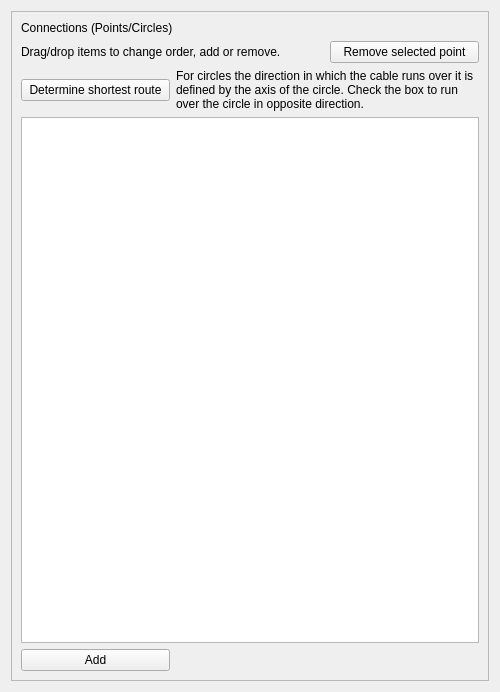
Above: guis/widget_connections.ui from RubendeBruin/DAVE before the change. Below: the same form after it.
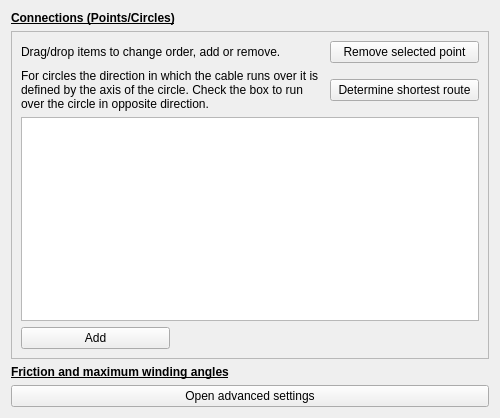
That is the form after the change. Custom widgets are drawn as their Qt base class.

Commit message: tests and fixes on friction and winding angle definitions

Patch:
```diff
--- a/guis/widget_connections.ui
+++ b/guis/widget_connections.ui
@@ -7,13 +7,26 @@
     <x>0</x>
     <y>0</y>
     <width>500</width>
-    <height>692</height>
+    <height>418</height>
    </rect>
   </property>
   <property name="windowTitle">
    <string>Form</string>
   </property>
   <layout class="QVBoxLayout" name="verticalLayout">
+   <item>
+    <widget class="QLabel" name="label_3">
+     <property name="text">
+      <string>&lt;html&gt;&lt;head/&gt;&lt;body&gt;&lt;p&gt;&lt;span style=&quot; font-weight:600; text-decoration: underline;&quot;&gt;Connections (Points/Circles)&lt;/span&gt;&lt;/p&gt;&lt;/body&gt;&lt;/html&gt;</string>
+     </property>
+     <property name="wordWrap">
+      <bool>true</bool>
+     </property>
+     <property name="indent">
+      <number>-1</number>
+     </property>
+    </widget>
+   </item>
    <item>
     <widget class="QFrame" name="frame">
      <property name="frameShape">
@@ -23,41 +36,44 @@
       <enum>QFrame::Raised</enum>
      </property>
      <layout class="QGridLayout" name="gridLayout">
-      <item row="3" column="1">
-       <widget class="QPushButton" name="pbSetShortestRoute">
-        <property name="text">
-         <string>Determine shortest route</string>
-        </property>
-       </widget>
-      </item>
-      <item row="5" column="1">
-       <widget class="QPushButton" name="pushButton">
-        <property name="text">
-         <string>Add</string>
-        </property>
-       </widget>
-      </item>
-      <item row="0" column="1" colspan="2">
-       <widget class="QLabel" name="label_3">
-        <property name="text">
-         <string>Connections (Points/Circles)</string>
-        </property>
-        <property name="wordWrap">
-         <bool>true</bool>
-        </property>
-        <property name="indent">
-         <number>-1</number>
-        </property>
-       </widget>
-      </item>
-      <item row="2" column="3">
+      <item row="4" column="3">
        <widget class="QPushButton" name="pbRemoveSelected">
         <property name="text">
          <string>Remove selected point</string>
         </property>
        </widget>
       </item>
-      <item row="2" column="1" colspan="2">
+      <item row="8" column="1">
+       <widget class="QPushButton" name="pushButton">
+        <property name="text">
+         <string>Add</string>
+        </property>
+       </widget>
+      </item>
+      <item row="6" column="1" colspan="3">
+       <widget class="QListWidget" name="list">
+        <property name="sizePolicy">
+         <sizepolicy hsizetype="Expanding" vsizetype="MinimumExpanding">
+          <horstretch>0</horstretch>
+          <verstretch>0</verstretch>
+         </sizepolicy>
+        </property>
+        <property name="minimumSize">
+         <size>
+          <width>0</width>
+          <height>50</height>
+         </size>
+        </property>
+       </widget>
+      </item>
+      <item row="5" column="3">
+       <widget class="QPushButton" name="pbSetShortestRoute">
+        <property name="text">
+         <string>Determine shortest route</string>
+        </property>
+       </widget>
+      </item>
+      <item row="4" column="1" colspan="2">
        <widget class="QLabel" name="label_8">
         <property name="text">
          <string>Drag/drop items to change order, add or remove.</string>
@@ -67,13 +83,7 @@
         </property>
        </widget>
       </item>
-      <item row="4" column="1" colspan="3">
-       <widget class="QListWidget" name="list"/>
-      </item>
-      <item row="5" column="2" colspan="2">
-       <widget class="QNodePicker" name="widgetPicker" native="true"/>
-      </item>
-      <item row="3" column="2" colspan="2">
+      <item row="5" column="1" colspan="2">
        <widget class="QLabel" name="lbDirection">
         <property name="text">
          <string>For circles the direction in which the cable runs over it is defined by the axis of the circle. Check the box to run over the circle in opposite direction.</string>
@@ -83,9 +93,26 @@
         </property>
        </widget>
       </item>
+      <item row="8" column="2" colspan="2">
+       <widget class="QNodePicker" name="widgetPicker" native="true"/>
+      </item>
      </layout>
     </widget>
    </item>
+   <item>
+    <widget class="QLabel" name="label">
+     <property name="text">
+      <string>&lt;html&gt;&lt;head/&gt;&lt;body&gt;&lt;p&gt;&lt;span style=&quot; font-weight:600; text-decoration: underline;&quot;&gt;Friction and maximum winding angles&lt;/span&gt;&lt;/p&gt;&lt;/body&gt;&lt;/html&gt;</string>
+     </property>
+    </widget>
+   </item>
+   <item>
+    <widget class="QPushButton" name="pbAdvancedSettings">
+     <property name="text">
+      <string>Open advanced settings</string>
+     </property>
+    </widget>
+   </item>
   </layout>
  </widget>
  <customwidgets>
```
Left out of the diff: 7 changed lines with no effect on the pictures. The commit also changes 10 other files.
